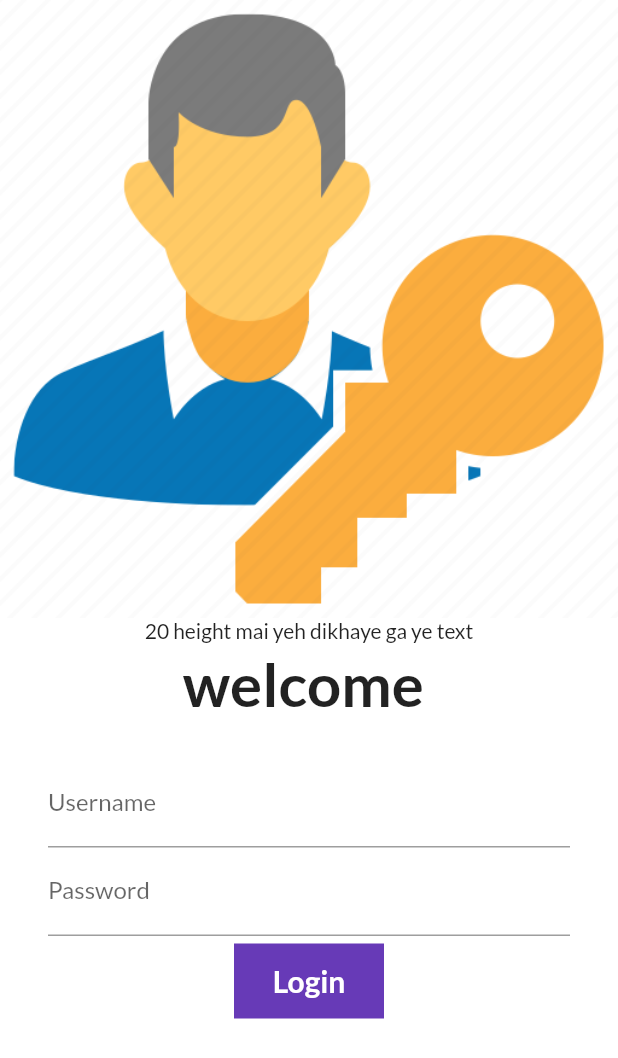
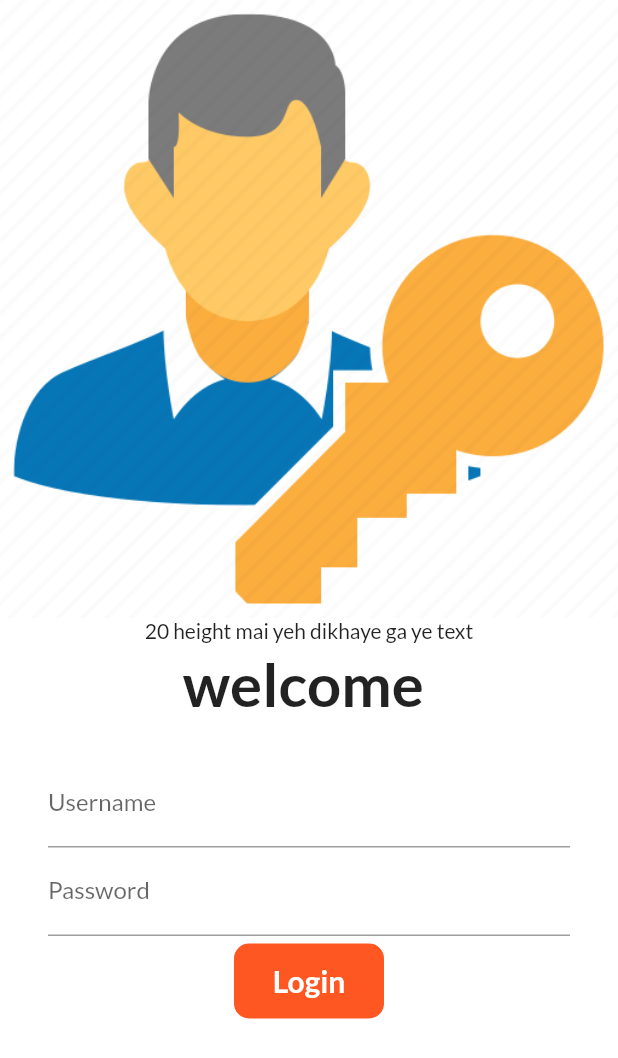
Before and after one commit to Saket2610/30DaysOfFlutter, a Flutter app: the screen it shows after launch, on a phone screen of 412 x 824 dp. Shown: the top 1058 px of the screen. Run offline on Flutter 3.47's test engine with Material 2 defaults, Android fonts, the phone set to English and light mode, and no system bars; our stand-ins replace google_fonts; missing offline and left inert: dart:ffi.

Commit message:
day 8 completed

```diff
--- a/lib/pages/login_page.dart
+++ b/lib/pages/login_page.dart
@@ -14,6 +14,21 @@ class login_page extends StatefulWidget {
 class _login_pageState extends State<login_page> {
   String name = "";
   bool changeButton = false;
+  final _formkey = GlobalKey<FormState>();
+  moveToHome(BuildContext context) async {
+    if (_formkey.currentState!.validate()) {
+      setState(() {
+        changeButton = true;
+      });
+      //await async main kaam karta hai
+      await Future.delayed(Duration(seconds: 1));
+      await Navigator.pushNamed(context, MyRoutes.HomeRoute);
+      setState(() {
+        changeButton = false;
+      });
+    }
+  }
+
   @override
   // build is a meathod
   Widget build(BuildContext context) {
@@ -21,6 +36,8 @@ class _login_pageState extends State<login_page> {
         color: Colors.white,
         //the below widget is for device with different screen sizes
         child: SingleChildScrollView(
+          child: Form(
+            key: _formkey,
             child: Column(
               children: [
                 Image.asset(
@@ -48,6 +65,12 @@ class _login_pageState extends State<login_page> {
                           hintText: "Enter Username",
                           labelText: "Username",
                         ),
+                        validator: (String? value) {
+                          if (value != null && value.isEmpty) {
+                            return "Username Cant be empty";
+                          }
+                          return null;
+                        },
                         onChanged: (value) {
                           name = value;
                           setState(() {
@@ -61,21 +84,40 @@ class _login_pageState extends State<login_page> {
                           hintText: "Enter Password",
                           labelText: "Password",
                         ),
+                        validator: (String? value) {
+                          if (value != null && value.isEmpty) {
+                            if (value.length < 6) {
+                              return "Password length should be atleast 6";
+                            } else {
+                              return null;
+                            }
+                          }
+                          return null;
+                        },
                       ),
                       SizedBox(
                         height: 5,
                       ),
 
-                    InkWell(
-                      onTap: () async {
+                      Material(
+                        color: Colors.deepOrange,
+                        borderRadius:
+                            BorderRadius.circular(changeButton ? 40 : 10),
+                        child: InkWell(
+                          // splashColor: Colors.red,
+                          onTap: () => moveToHome(context),
                           // Navigator.pushNamed(context, MyRoutes.HomeRoute);
-                        setState(() {
-                          changeButton = true;
-                        });
-                        //await async main kaam karta hai
-                        await Future.delayed(Duration(seconds: 1));
-                        Navigator.pushNamed(context, MyRoutes.HomeRoute);
-                      },
+                          // setState(() {
+                          //   changeButton = true;
+                          // });
+                          // //await async main kaam karta hai
+                          // await Future.delayed(Duration(seconds: 1));
+                          // await Navigator.pushNamed(
+                          //     context, MyRoutes.HomeRoute);
+                          // setState(() {
+                          //   changeButton = false;
+                          // });
+
                           child: AnimatedContainer(
                             duration: Duration(seconds: 1),
                             width: changeButton ? 50 : 100,
@@ -92,11 +134,11 @@ class _login_pageState extends State<login_page> {
                                         fontWeight: FontWeight.bold,
                                         fontSize: 20),
                                   ),
-                        decoration: BoxDecoration(
-                          color: Colors.deepPurple,
-                          shape: changeButton
-                              ? BoxShape.circle
-                              : BoxShape.rectangle,
+                            // decoration: BoxDecoration(
+                            //   color: Colors.deepPurple,
+                            // shape: changeButton
+                            //     ? BoxShape.circle
+                            //     : BoxShape.rectangle,
                             // borderRadius:
                             // BorderRadius.circular(changeButton ? 40 : 10),
                           ),
@@ -114,6 +156,7 @@ class _login_pageState extends State<login_page> {
                 )
               ],
             ),
+          ),
         ));
   }
 }
```
Lines whose indentation alone changed are shown as unchanged.
